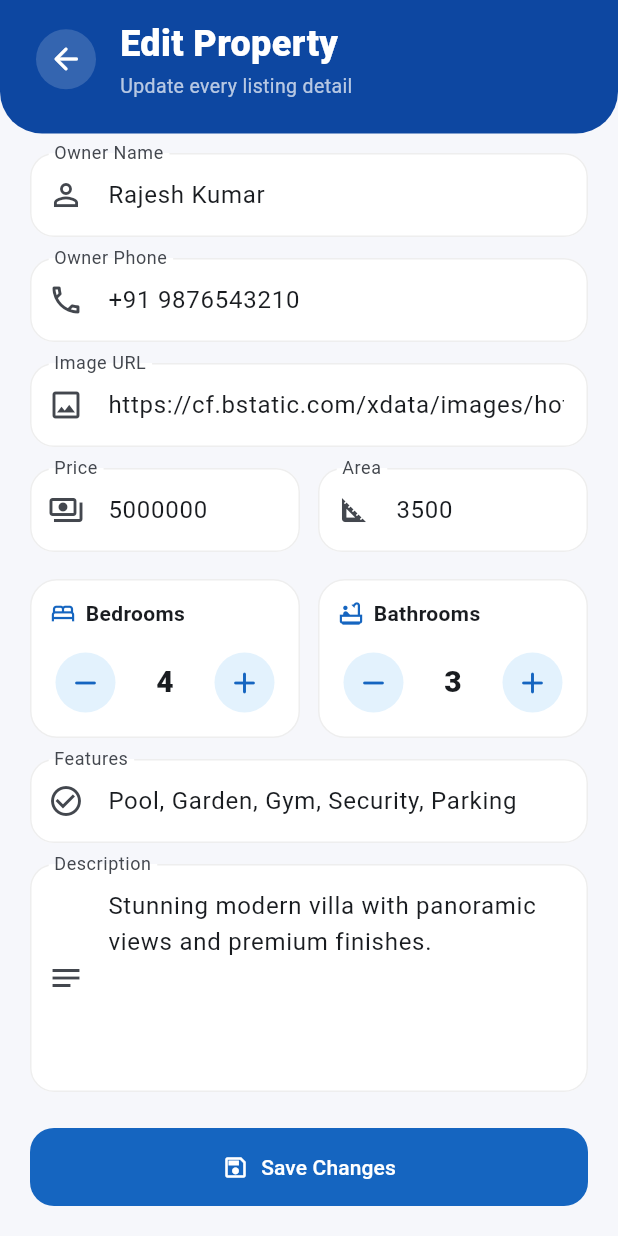
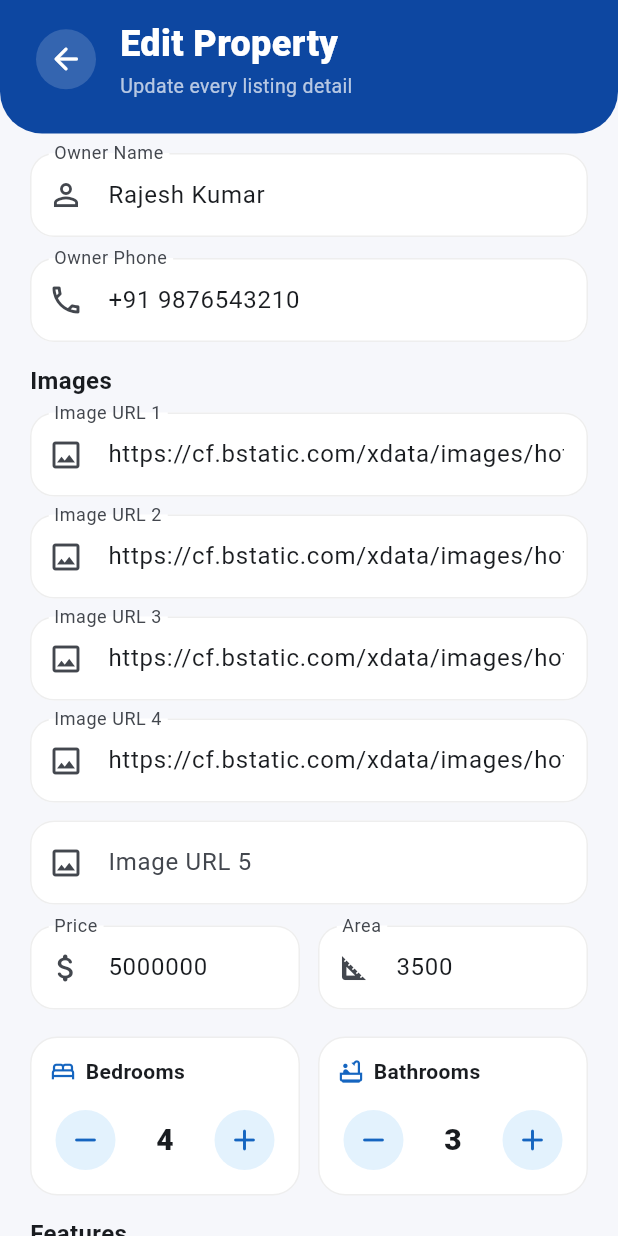
Before and after one commit to Zhyaromer/RealEstate, a Flutter app: the EditPropertyPage screen opened directly with sample values from the repository, scrolled down 385 dp, on a phone screen of 412 x 824 dp. Run offline on Flutter 3.47's test engine with Material 3 defaults, Android fonts, the phone set to English and light mode, and no system bars; network calls fail.

Commit message:
frontend is done

```diff
--- a/lib/edit_property.dart
+++ b/lib/edit_property.dart
@@ -22,15 +22,15 @@ class _EditPropertyPageState extends State<EditPropertyPage> {
   late final TextEditingController _locationController;
   late final TextEditingController _priceController;
   late final TextEditingController _areaController;
-  late final TextEditingController _imageController;
   late final TextEditingController _descriptionController;
-  late final TextEditingController _featuresController;
   late final TextEditingController _ownerNameController;
   late final TextEditingController _ownerPhoneController;
+  late final List<TextEditingController> _imageControllers;
 
   late int _bedrooms;
   late int _bathrooms;
   late String _propertyType;
+  late final Set<String> _selectedFeatures;
 
   final List<String> _propertyTypes = [
     'Apartment',
@@ -38,6 +38,17 @@ class _EditPropertyPageState extends State<EditPropertyPage> {
     'House',
     'Penthouse',
     'Studio',
+  ];
+
+  final List<String> _featureOptions = [
+    'Parking',
+    'Garden',
+    'Pool',
+    'Balcony',
+    'Security',
+    'Gym',
+    'Lift',
+    'City View',
   ];
 
   @override
@@ -48,13 +59,16 @@ class _EditPropertyPageState extends State<EditPropertyPage> {
     _locationController = TextEditingController(text: property.location);
     _priceController = TextEditingController(text: property.price.toStringAsFixed(0));
     _areaController = TextEditingController(text: property.area.toStringAsFixed(0));
-    _imageController = TextEditingController(text: property.image);
     _descriptionController = TextEditingController(text: property.description);
-    _featuresController = TextEditingController(text: property.features.join(', '));
     _ownerNameController = TextEditingController(text: property.ownerName);
     _ownerPhoneController = TextEditingController(text: property.ownerPhone);
+    final gallery = property.galleryImages.take(5).toList();
+    _imageControllers = List.generate(5, (index) {
+      return TextEditingController(text: index < gallery.length ? gallery[index] : '');
+    });
     _bedrooms = property.bedrooms;
     _bathrooms = property.bathrooms;
+    _selectedFeatures = property.features.toSet();
     _propertyType = _propertyTypes.contains(property.propertyType)
         ? property.propertyType
         : _propertyTypes.first;
@@ -66,11 +80,12 @@ class _EditPropertyPageState extends State<EditPropertyPage> {
     _locationController.dispose();
     _priceController.dispose();
     _areaController.dispose();
-    _imageController.dispose();
     _descriptionController.dispose();
-    _featuresController.dispose();
     _ownerNameController.dispose();
     _ownerPhoneController.dispose();
+    for (final controller in _imageControllers) {
+      controller.dispose();
+    }
     super.dispose();
   }
 
@@ -111,12 +126,7 @@ class _EditPropertyPageState extends State<EditPropertyPage> {
                         keyboardType: TextInputType.phone,
                       ),
                       const SizedBox(height: 14),
-                      _buildField(
-                        _imageController,
-                        'Image URL',
-                        Icons.image_outlined,
-                        keyboardType: TextInputType.url,
-                      ),
+                      _buildImageUrlFields(),
                       const SizedBox(height: 14),
                       Row(
                         children: [
@@ -124,7 +134,7 @@ class _EditPropertyPageState extends State<EditPropertyPage> {
                             child: _buildField(
                               _priceController,
                               'Price',
-                              Icons.payments_outlined,
+                              Icons.attach_money_rounded,
                               keyboardType: TextInputType.number,
                             ),
                           ),
@@ -142,12 +152,7 @@ class _EditPropertyPageState extends State<EditPropertyPage> {
                       const SizedBox(height: 18),
                       _buildCounters(),
                       const SizedBox(height: 14),
-                      _buildField(
-                        _featuresController,
-                        'Features',
-                        Icons.check_circle_outline,
-                        hint: 'Garden, Parking, Security',
-                      ),
+                      _buildFeatureCheckboxes(),
                       const SizedBox(height: 14),
                       _buildField(
                         _descriptionController,
@@ -223,10 +228,11 @@ class _EditPropertyPageState extends State<EditPropertyPage> {
   }
 
   Widget _buildPreview() {
+    final previewUrl = _imageControllers.first.text.trim();
     return ClipRRect(
       borderRadius: BorderRadius.circular(22),
       child: Image.network(
-        _imageController.text,
+        previewUrl,
         height: 150,
         width: double.infinity,
         fit: BoxFit.cover,
@@ -265,6 +271,7 @@ class _EditPropertyPageState extends State<EditPropertyPage> {
     String? hint,
     int maxLines = 1,
     TextInputType keyboardType = TextInputType.text,
+    bool requiredField = true,
   }) {
     return TextFormField(
       controller: controller,
@@ -272,12 +279,81 @@ class _EditPropertyPageState extends State<EditPropertyPage> {
       keyboardType: keyboardType,
       decoration: _inputDecoration(label, icon, hint: hint),
       validator: (value) {
-        if (value == null || value.trim().isEmpty) {
+        if (requiredField && (value == null || value.trim().isEmpty)) {
           return 'Please enter $label';
         }
         return null;
       },
-      onChanged: label == 'Image URL' ? (_) => setState(() {}) : null,
+      onChanged: label.startsWith('Image URL') ? (_) => setState(() {}) : null,
+    );
+  }
+
+  Widget _buildImageUrlFields() {
+    return Column(
+      crossAxisAlignment: CrossAxisAlignment.start,
+      children: [
+        const Text(
+          'Images',
+          style: TextStyle(fontSize: 16, fontWeight: FontWeight.w700),
+        ),
+        const SizedBox(height: 10),
+        ...List.generate(_imageControllers.length, (index) {
+          return Padding(
+            padding: EdgeInsets.only(
+              bottom: index == _imageControllers.length - 1 ? 0 : 12,
+            ),
+            child: _buildField(
+              _imageControllers[index],
+              index == 0 ? 'Image URL 1' : 'Image URL ${index + 1}',
+              Icons.image_outlined,
+              keyboardType: TextInputType.url,
+              requiredField: index == 0,
+            ),
+          );
+        }),
+      ],
+    );
+  }
+
+  Widget _buildFeatureCheckboxes() {
+    return Column(
+      crossAxisAlignment: CrossAxisAlignment.start,
+      children: [
+        const Text(
+          'Features',
+          style: TextStyle(fontSize: 16, fontWeight: FontWeight.w700),
+        ),
+        const SizedBox(height: 10),
+        Wrap(
+          spacing: 8,
+          runSpacing: 8,
+          children: _featureOptions.map((feature) {
+            final selected = _selectedFeatures.contains(feature);
+            return FilterChip(
+              label: Text(feature),
+              selected: selected,
+              onSelected: (value) {
+                setState(() {
+                  if (value) {
+                    _selectedFeatures.add(feature);
+                  } else {
+                    _selectedFeatures.remove(feature);
+                  }
+                });
+              },
+              selectedColor: Colors.blue.shade50,
+              checkmarkColor: AppStyle.primary,
+              side: BorderSide(
+                color: selected ? AppStyle.primary : Colors.grey.shade300,
+              ),
+              labelStyle: TextStyle(
+                color: selected ? AppStyle.primary : Colors.grey.shade700,
+                fontWeight: FontWeight.w700,
+              ),
+            );
+          }).toList(),
+        ),
+      ],
     );
   }
 
@@ -374,10 +450,10 @@ class _EditPropertyPageState extends State<EditPropertyPage> {
   void _save() {
     if (!_formKey.currentState!.validate()) return;
 
-    final features = _featuresController.text
-        .split(',')
-        .map((feature) => feature.trim())
-        .where((feature) => feature.isNotEmpty)
+    final images = _imageControllers
+        .map((controller) => controller.text.trim())
+        .where((url) => url.isNotEmpty)
+        .take(5)
         .toList();
 
     AppStore.myProperties[widget.propertyIndex] = Property(
@@ -388,13 +464,10 @@ class _EditPropertyPageState extends State<EditPropertyPage> {
       area: double.tryParse(_areaController.text.trim()) ?? widget.property.area,
       bedrooms: _bedrooms,
       bathrooms: _bathrooms,
-      image: _imageController.text.trim(),
-      images: [
-        _imageController.text.trim(),
-        ...widget.property.images,
-      ].where((url) => url.isNotEmpty).toList(),
+      image: images.first,
+      images: images,
       description: _descriptionController.text.trim(),
-      features: features,
+      features: _selectedFeatures.toList(),
       ownerName: _ownerNameController.text.trim(),
       ownerPhone: _ownerPhoneController.text.trim(),
       propertyType: _propertyType,
--- a/lib/models.dart
+++ b/lib/models.dart
@@ -183,6 +183,12 @@ class AppStore {
       bathrooms: 3,
       image:
           'https://cf.bstatic.com/xdata/images/hotel/max1024x768/466378675.jpg?k=47439be8a91e422a1dbef4f02630d6c86f1266a815d7bd8f21b2c5ce0492bcc1&o=',
+      images: [
+        'https://cf.bstatic.com/xdata/images/hotel/max1024x768/466378675.jpg?k=47439be8a91e422a1dbef4f02630d6c86f1266a815d7bd8f21b2c5ce0492bcc1&o=',
+        'https://cf.bstatic.com/xdata/images/hotel/max1024x768/466378675.jpg?k=47439be8a91e422a1dbef4f02630d6c86f1266a815d7bd8f21b2c5ce0492bcc1&o=',
+        'https://cf.bstatic.com/xdata/images/hotel/max1024x768/466378675.jpg?k=47439be8a91e422a1dbef4f02630d6c86f1266a815d7bd8f21b2c5ce0492bcc1&o=',
+        'https://cf.bstatic.com/xdata/images/hotel/max1024x768/466378675.jpg?k=47439be8a91e422a1dbef4f02630d6c86f1266a815d7bd8f21b2c5ce0492bcc1&o=',
+      ],
       description:
           'Stunning modern villa with panoramic views and premium finishes.',
       features: ['Pool', 'Garden', 'Gym', 'Security', 'Parking'],
--- a/lib/rent_property.dart
+++ b/lib/rent_property.dart
@@ -207,7 +207,9 @@ class _RentPropertyPageState extends State<RentPropertyPage> {
       backgroundColor: Colors.white.withOpacity(0.2),
       selectedColor: Colors.white,
       labelStyle: TextStyle(
-        color: isSelected ? AppStyle.primary : Colors.white,
+        color: isSelected
+            ? const Color.fromARGB(255, 21, 101, 192)
+            : const Color.fromARGB(255, 21, 101, 192).withOpacity(0.7),
         fontWeight: FontWeight.w600,
       ),
       side: BorderSide.none,
```
Also changed, not shown: lib/details.dart (+28 -30 lines).
